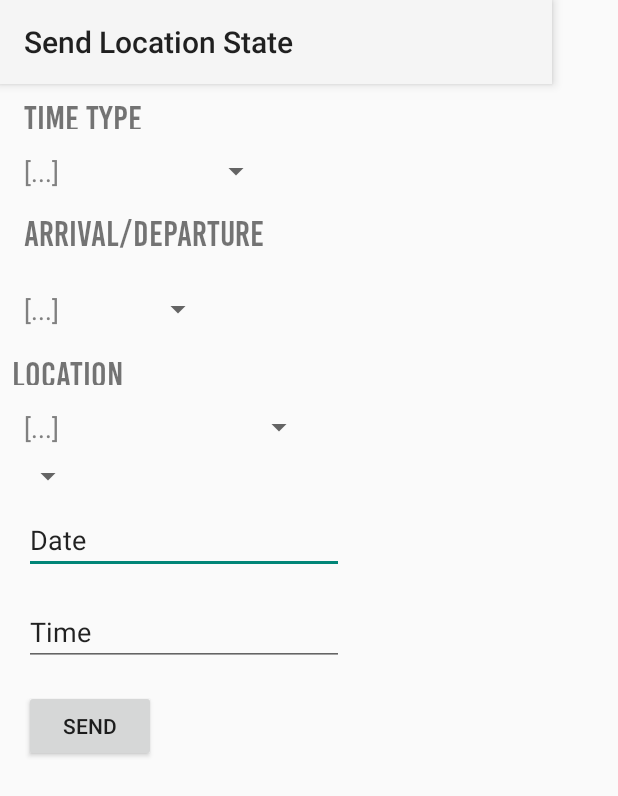
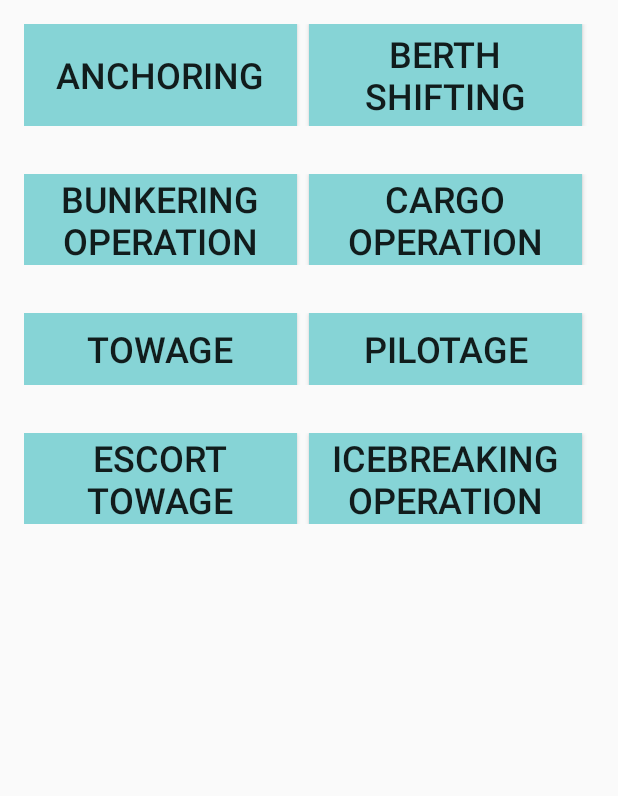
Before and after one commit to vicpers/dat255, an Android app: the MainActivity screen opened directly, with no data from a screen before it, after a tap on "REPORT UPDATE", on a phone screen of 412 x 824 dp. Shown: the top 796 px of the screen. Run offline under Robolectric (Android 15) with nearby library versions, the phone set to English and light mode, and no system bars.

Commit message:
Report Update-vyn

```diff
--- a/WaleWaleVessels/Android-application/Vessel_GUI/app/src/main/AndroidManifest.xml
+++ b/WaleWaleVessels/Android-application/Vessel_GUI/app/src/main/AndroidManifest.xml
@@ -47,7 +47,9 @@
         <activity
             android:name=".SendServiceState"
             android:parentActivityName=".MainActivity" />
-
+        <activity
+            android:name=".Report_Update"
+            android:parentActivityName=".MainActivity" />
     </application>
 
 </manifest>
--- a/WaleWaleVessels/Android-application/Vessel_GUI/app/src/main/java/com/example/juliagustafsson/vessel_gui/MainActivity.java
+++ b/WaleWaleVessels/Android-application/Vessel_GUI/app/src/main/java/com/example/juliagustafsson/vessel_gui/MainActivity.java
@@ -126,6 +126,11 @@ public class MainActivity extends AppCompatActivity implements NavigationView.On
         startActivity(intent);
     }
 
+    public void reportUpdate(View view) {
+        Intent intent = new Intent(this, Report_Update.class); //skapar en ny instans av klassen Report_Update som initierar ett nytt blankt fönster
+        startActivity(intent);
+    }
+
     @Override
     public boolean onNavigationItemSelected(MenuItem item) {
         // Handle item selection
--- /dev/null
+++ b/WaleWaleVessels/Android-application/Vessel_GUI/app/src/main/java/com/example/juliagustafsson/vessel_gui/Report_Update.java
@@ -0,0 +1,56 @@
+package com.example.juliagustafsson.vessel_gui;
+
+import android.content.Intent;
+import android.os.Bundle;
+import android.support.v7.app.AlertDialog;
+import android.support.v7.app.AppCompatActivity;
+import android.support.v7.widget.Toolbar;
+import android.util.Log;
+import android.view.View;
+import android.widget.AdapterView;
+import android.widget.ArrayAdapter;
+import android.widget.LinearLayout;
+import android.widget.Spinner;
+import android.widget.TextView;
+
+import java.util.ArrayList;
+import java.util.Collections;
+import java.util.HashMap;
+
+import ServiceEntities.TimeType;
+
+/**
+ * Created by MattiasLundell on 2017-05-03.
+ */
+
+public class Report_Update extends AppCompatActivity implements View.OnClickListener {
+    String selectedTimeType;
+
+    @Override
+    protected void onCreate(Bundle savedInstanceState) {
+        super.onCreate(savedInstanceState);
+        setContentView(R.layout.activity_report_update);
+
+        /*timeMap = TimeType.toMap();
+        ArrayList<String> timeTypes = new ArrayList<String>(timeMap.keySet());
+        Collections.sort(timeTypes);
+        ArrayAdapter<String> adapterTimeType = new ArrayAdapter<String>(this, android.R.layout.simple_spinner_item, timeTypes);
+        adapterTimeType.setDropDownViewResource(android.R.layout.simple_spinner_dropdown_item);
+        spinnerTimeType = (Spinner) findViewById(R.id.spinnerTimeType);
+*/
+        }
+
+
+    public void sendNewAnchoring(View v) {
+        AlertDialog.Builder dialogBuilder = new AlertDialog.Builder(Report_Update.this);
+        dialogBuilder.setMessage("HEJ");
+        dialogBuilder.setPositiveButton("Ok", null);
+        dialogBuilder.show();
+    }
+
+    @Override
+    public void onClick(View v) {
+
+    }
+
+}
--- a/WaleWaleVessels/Android-application/Vessel_GUI/app/src/main/res/layout/activity_main.xml
+++ b/WaleWaleVessels/Android-application/Vessel_GUI/app/src/main/res/layout/activity_main.xml
@@ -68,13 +68,13 @@
         android:layout_weight="1">
 
         <Button
-            android:id="@+id/sendLocationState"
+            android:id="@+id/reportUpdate"
             android:layout_width="0dp"
             android:layout_height="fill_parent"
             android:layout_marginRight="8dp"
             android:layout_weight="1"
             android:background="@color/menuHeader"
-            android:onClick="sendLocationState"
+            android:onClick="reportUpdate"
             android:text="Report Update"
             android:textSize="24sp" />
 
--- /dev/null
+++ b/WaleWaleVessels/Android-application/Vessel_GUI/app/src/main/res/layout/activity_report_update.xml
@@ -0,0 +1,119 @@
+<?xml version="1.0" encoding="utf-8"?>
+<LinearLayout xmlns:android="http://schemas.android.com/apk/res/android"
+    android:layout_width="match_parent"
+    android:layout_height="match_parent">
+    tools:context="com.example.juliagustafsson.vessel_gui.Report_Update">
+
+
+    <TableLayout
+        android:layout_width="match_parent"
+        android:layout_height="match_parent">
+
+        <TableRow
+            android:layout_width="match_parent"
+            android:layout_height="match_parent"
+            android:layout_margin="16dp" >
+
+            <Button
+                android:id="@+id/Anchoring"
+                android:layout_width="0dp"
+                android:layout_height="fill_parent"
+                android:layout_marginRight="8dp"
+                android:layout_weight="1"
+                android:background="@color/menuHeader"
+                android:onClick="sendNewAnchoring"
+                android:text="Anchoring"
+                android:textSize="24sp" />
+
+            <Button
+                android:id="@+id/BerthShifting"
+                android:layout_width="0dp"
+                android:layout_height="fill_parent"
+                android:layout_marginRight="8dp"
+                android:layout_weight="1"
+                android:background="@color/menuHeader"
+                android:text="Berth Shifting"
+                android:textSize="24sp" />
+        </TableRow>
+
+        <TableRow
+            android:layout_width="match_parent"
+            android:layout_height="match_parent"
+            android:layout_margin="16dp" >
+
+            <Button
+                android:id="@+id/BunkeringOperation"
+                android:layout_width="0dp"
+                android:layout_height="fill_parent"
+                android:layout_marginRight="8dp"
+                android:layout_weight="1"
+                android:background="@color/menuHeader"
+                android:text="Bunkering Operation"
+                android:textSize="24sp" />
+
+            <Button
+                android:id="@+id/CargoOperation"
+                android:layout_width="0dp"
+                android:layout_height="fill_parent"
+                android:layout_marginRight="8dp"
+                android:layout_weight="1"
+                android:background="@color/menuHeader"
+                android:text="Cargo Operation"
+                android:textSize="24sp" />
+        </TableRow>
+
+        <TableRow
+            android:layout_width="match_parent"
+            android:layout_height="match_parent"
+            android:layout_margin="16dp" >
+
+            <Button
+                android:id="@+id/Towage"
+                android:layout_width="0dp"
+                android:layout_height="fill_parent"
+                android:layout_marginRight="8dp"
+                android:layout_weight="1"
+                android:background="@color/menuHeader"
+                android:onClick="Towage"
+                android:text="Towage"
+                android:textSize="24sp" />
+
+            <Button
+                android:id="@+id/Pilotage"
+                android:layout_width="0dp"
+                android:layout_height="fill_parent"
+                android:layout_marginRight="8dp"
+                android:layout_weight="1"
+                android:background="@color/menuHeader"
+                android:text="Pilotage"
+                android:textSize="24sp" />
+
+        </TableRow>
+
+        <TableRow
+            android:layout_width="match_parent"
+            android:layout_height="match_parent"
+            android:layout_margin="16dp" >
+
+            <Button
+                android:id="@+id/EscortTowage"
+                android:layout_width="0dp"
+                android:layout_height="fill_parent"
+                android:layout_marginRight="8dp"
+                android:layout_weight="1"
+                android:background="@color/menuHeader"
+                android:text="Escort Towage"
+                android:textSize="24sp" />
+
+            <Button
+                android:id="@+id/DepartureBerth"
+                android:layout_width="0dp"
+                android:layout_height="fill_parent"
+                android:layout_marginRight="8dp"
+                android:layout_weight="1"
+                android:background="@color/menuHeader"
+                android:text="Icebreaking Operation"
+                android:textSize="24sp" />
+        </TableRow>
+    </TableLayout>
+</LinearLayout>
```
